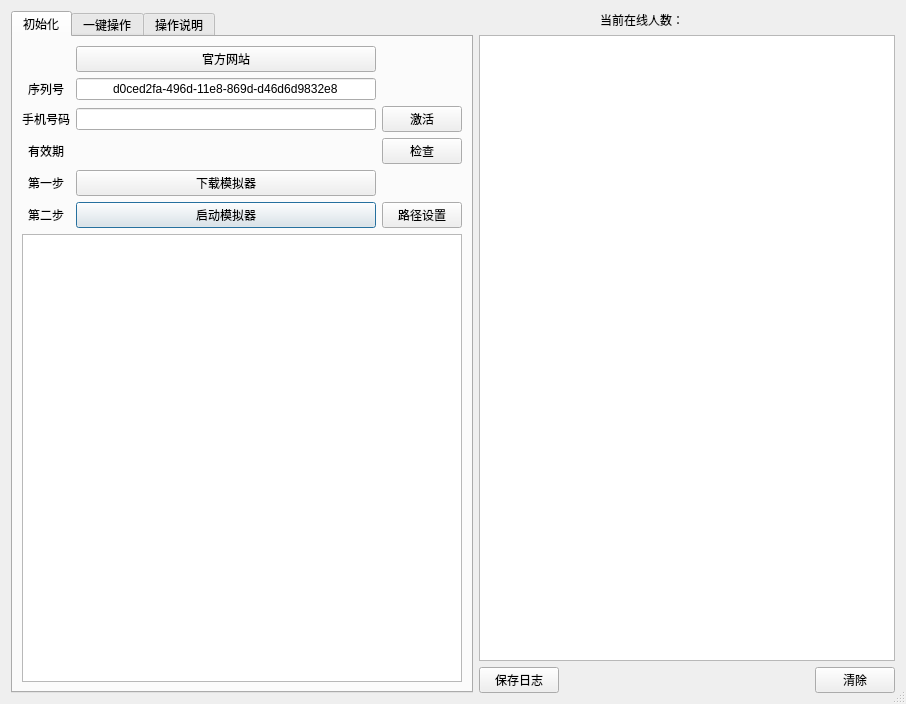
Above: main.ui from craftor/douyin_master before the change. Below: the same form after it.
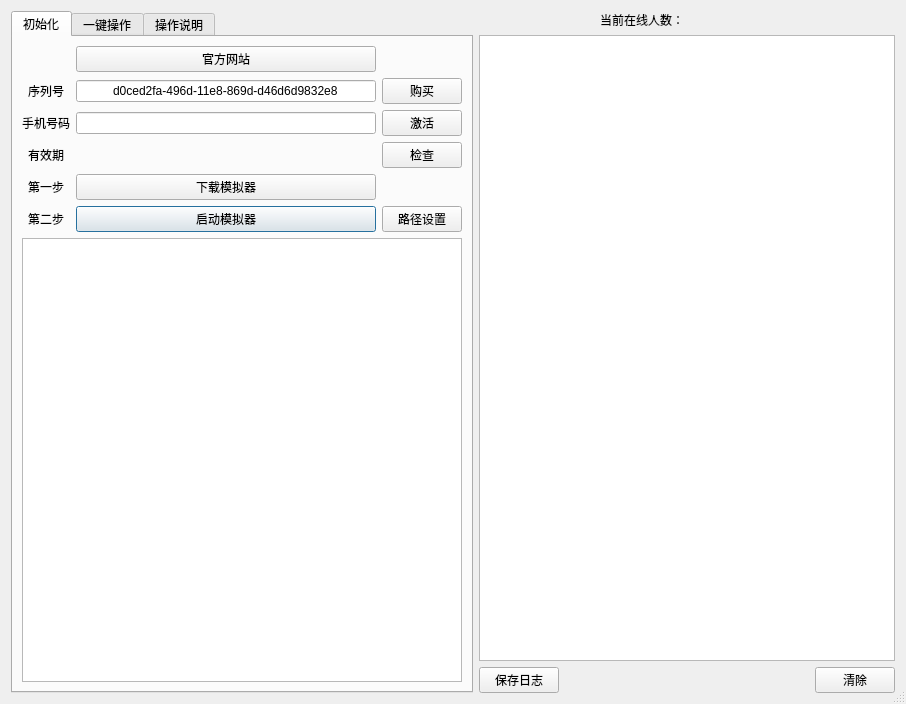
That is the form after the change. Icons and pictures are not drawn.

```diff
--- a/main.ui
+++ b/main.ui
@@ -183,6 +183,13 @@
            </property>
           </widget>
          </item>
+         <item row="1" column="2">
+          <widget class="QPushButton" name="pushButton_BuyKeys">
+           <property name="text">
+            <string>购买</string>
+           </property>
+          </widget>
+         </item>
         </layout>
        </item>
        <item>
```
